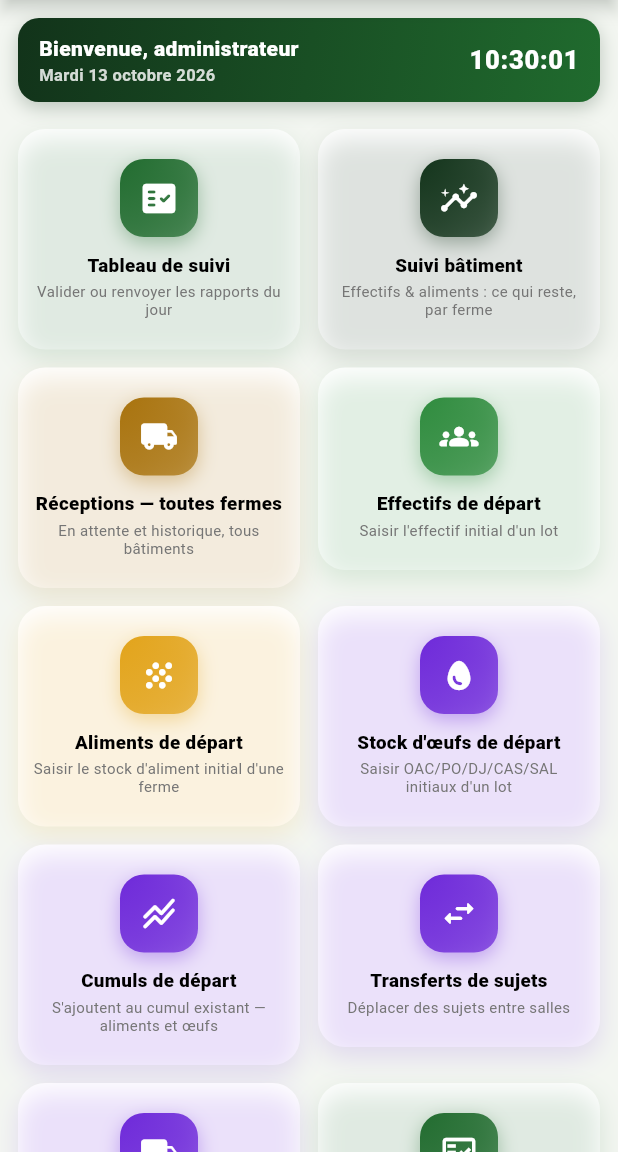
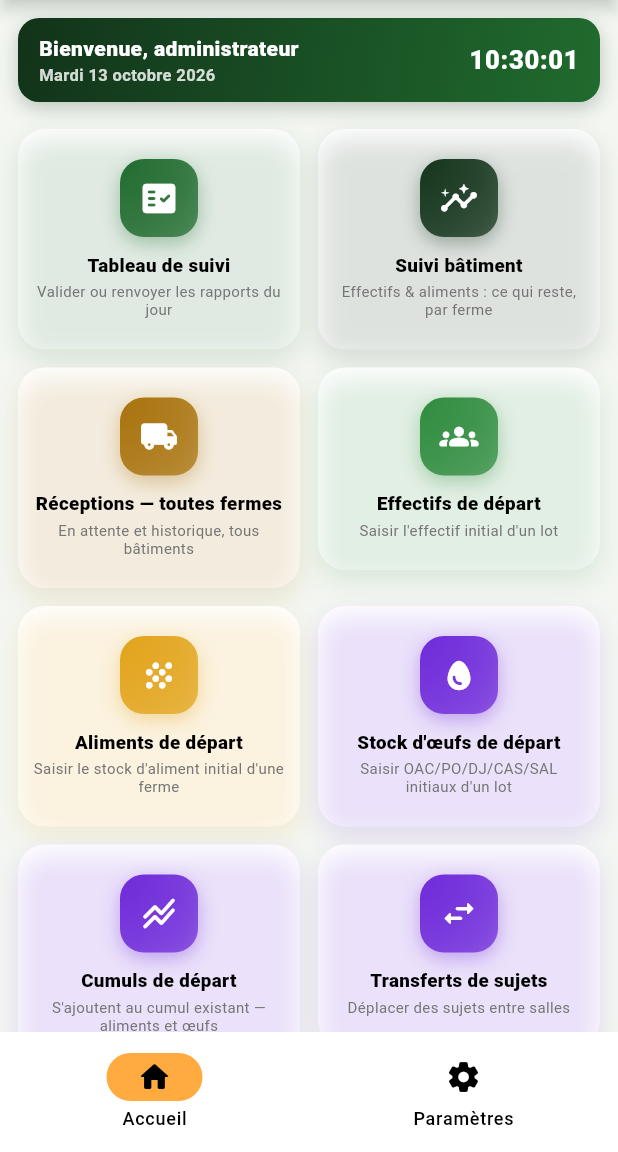
Before and after one commit to chaton2325/Pro-Avif-flutter-2026, a Flutter app: the AdminDailyReportHubScreen screen opened directly, on a phone screen of 412 x 824 dp, the part 84-1236 px from its top. Run offline on Flutter 3.47's test engine with Material 3 defaults, Android fonts, the phone set to English and light mode, and no system bars; our stand-ins replace connectivity_plus, fl_chart, google_nav_bar, pdf, printing, share_plus and 1 more; missing offline and left inert: excel; accounts and stored records are empty; network calls fail.

Commit message:
Rapport journalier : onglet Parametres admin, batiments en production, total effectifs
- Hub admin : barre de navigation Accueil / Parametres (Personnel, Utilisateurs,
  Couvoirs, Vaccins & medicaments deplaces) + liste triee/recherchable des
  batiments avec interrupteur "en production"
- Etape 3 du rapport : production + eau si le batiment est en production, eau seule sinon
- Etape 1 : ligne Total des effectifs de debut de journee
- Etape 2 : compteur +/- visible pour les femelles (libelle au-dessus des boutons)

Co-Authored-By: Claude Sonnet 5.5 <noreply@anthropic.com>
Claude-Session: https://claude.ai/code/session_01TuuCQ5SbzQpCMjyN7JJVjY

```diff
--- a/lib/models/farm.dart
+++ b/lib/models/farm.dart
@@ -2,11 +2,14 @@ class Farm {
   final String? id;
   final String name;
   final List<String> rooms;
+  // Par défaut un bâtiment n'est pas en production (rapport journalier : eau seule).
+  final bool isProduction;
 
   Farm({
     this.id,
     required this.name,
     this.rooms = const [],
+    this.isProduction = false,
   });
 
   Map<String, dynamic> toMap() {
@@ -14,6 +17,7 @@ class Farm {
       'id': id,
       'name': name,
       'rooms': rooms,
+      'isProduction': isProduction,
     };
   }
 
@@ -24,6 +28,7 @@ class Farm {
       // Dédoublonnage défensif : une salle en double dans les données ferait planter
       // tout DropdownButtonFormField basé sur farm.rooms (valeur non unique).
       rooms: List<String>.from(map['rooms'] ?? []).toSet().toList(),
+      isProduction: map['isProduction'] == true,
     );
   }
 
--- a/lib/screens/admin_daily_report_hub_screen.dart
+++ b/lib/screens/admin_daily_report_hub_screen.dart
@@ -5,17 +5,14 @@ import '../services/mongo_service.dart';
 import '../utils/daily_report_colors.dart';
 import '../widgets/daily_report_widgets.dart';
 import 'admin_cumuls_screen.dart';
-import 'admin_farm_staff_screen.dart';
 import 'admin_feed_receptions_screen.dart';
 import 'admin_farm_feed_stocks_screen.dart';
 import 'admin_lot_headcounts_screen.dart';
 import 'admin_lot_egg_stocks_screen.dart';
 import 'admin_room_transfers_screen.dart';
-import 'admin_treatment_references_screen.dart';
 import 'admin_egg_shipments_screen.dart';
 import 'admin_inventory_screen.dart';
-import 'admin_daily_report_users_screen.dart';
-import 'admin_hatcheries_screen.dart';
+import 'admin_daily_report_settings_tab.dart';
 import 'building_tracking_screen.dart';
 import 'validator_overview_screen.dart';
 
@@ -40,6 +37,7 @@ class _AdminDailyReportHubScreenState extends State<AdminDailyReportHubScreen> {
   int _pendingReceptions = 0;
   int _pendingEggShipments = 0;
   int _pendingInventoryRequests = 0;
+  int _tab = 0; // 0 = Accueil, 1 = Paramètres
 
   @override
   void initState() {
@@ -163,44 +161,23 @@ class _AdminDailyReportHubScreenState extends State<AdminDailyReportHubScreen> {
         badgeCount: _pendingInventoryRequests,
         builder: (BuildContext c) => const AdminInventoryScreen(),
       ),
-      (
-        icon: Icons.medical_services_rounded,
-        color: DailyReportColors.blue600,
-        title: 'Vaccins & médicaments',
-        subtitle: 'Référentiel des traitements',
-        badgeCount: 0,
-        builder: (BuildContext c) => const AdminTreatmentReferencesScreen(),
-      ),
-      (
-        icon: Icons.egg_rounded,
-        color: DailyReportColors.blue600,
-        title: 'Couvoirs',
-        subtitle: "Vers où sont expédiés les œufs à couver",
-        badgeCount: 0,
-        builder: (BuildContext c) => const AdminHatcheriesScreen(),
-      ),
-      (
-        icon: Icons.badge_rounded,
-        color: DailyReportColors.green700,
-        title: 'Personnel',
-        subtitle: 'Créer, affecter, gérer par ferme',
-        badgeCount: 0,
-        builder: (BuildContext c) => const AdminFarmStaffScreen(),
-      ),
-      (
-        icon: Icons.admin_panel_settings_rounded,
-        color: DailyReportColors.green900,
-        title: 'Utilisateurs',
-        subtitle: "Comptes rédacteurs & validateurs, accès expéditions",
-        badgeCount: 0,
-        builder: (BuildContext c) => const AdminDailyReportUsersScreen(),
-      ),
     ];
 
     return Scaffold(
       backgroundColor: DailyReportColors.surface,
-      appBar: dailyReportAppBar('Rapport Journalier', subtitle: 'Espace administrateur'),
-      body: ListView(
+      appBar: dailyReportAppBar(
+        'Rapport Journalier',
+        subtitle: _tab == 0 ? 'Espace administrateur' : 'Paramètres',
+      ),
+      bottomNavigationBar: NavigationBar(
+        selectedIndex: _tab,
+        onDestinationSelected: (i) => setState(() => _tab = i),
+        destinations: const [
+          NavigationDestination(icon: Icon(Icons.home_rounded), label: 'Accueil'),
+          NavigationDestination(icon: Icon(Icons.settings_rounded), label: 'Paramètres'),
+        ],
+      ),
+      body: _tab == 1 ? const AdminDailyReportSettingsTab() : ListView(
         padding: const EdgeInsets.all(12),
         children: [
           _welcomeCard(),
```
Also changed, not shown: lib/screens/admin_daily_report_settings_tab.dart (added, +182 -0 lines), lib/screens/daily_report_form_screen.dart (+22 -10 lines), lib/services/mongo_service.dart (+11 -0 lines).
